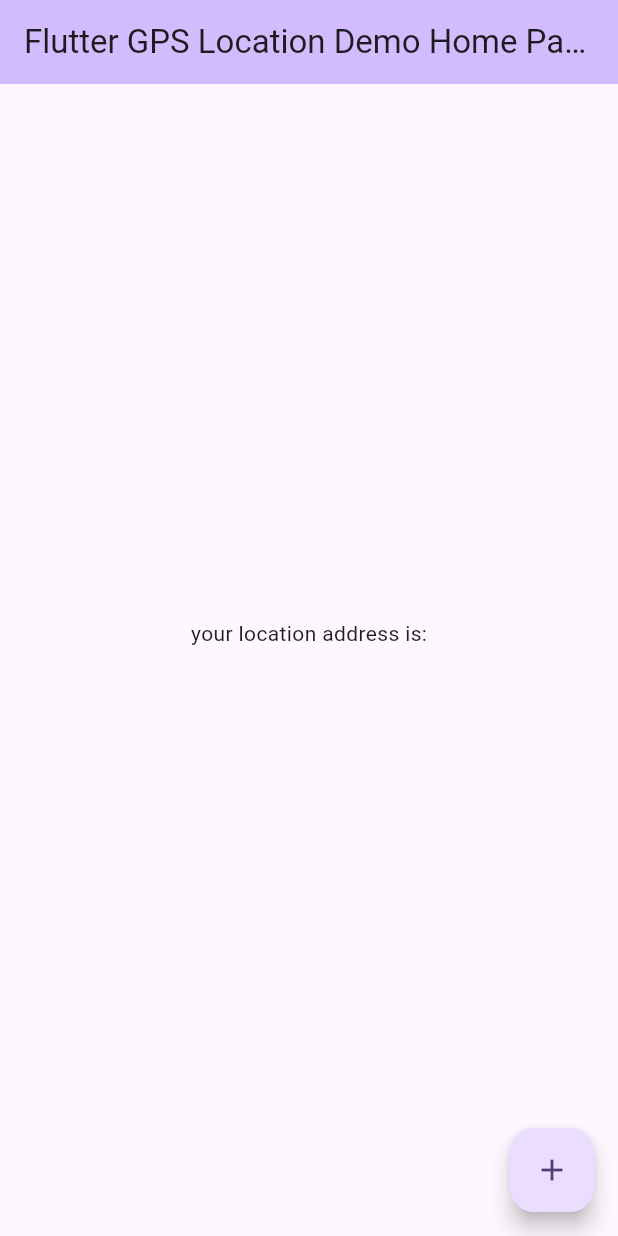
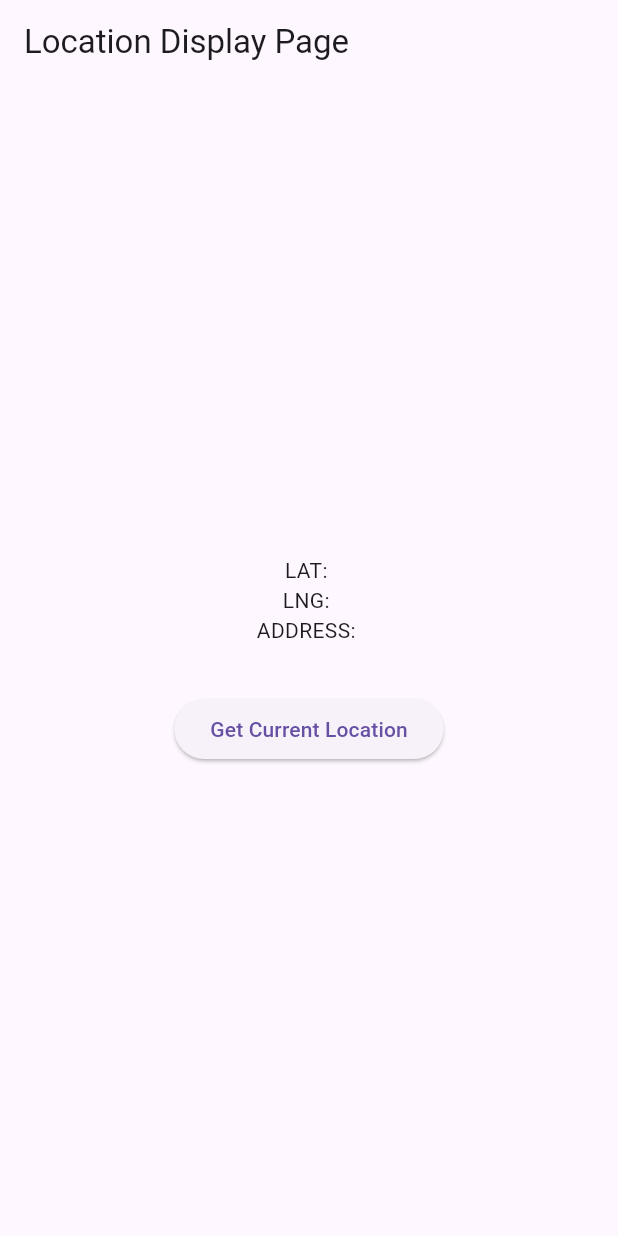
Before and after one commit to crimsoftit/gps_tracker, a Flutter app: the screen it shows after launch, on a phone screen of 412 x 824 dp. Run offline on Flutter 3.47's test engine with Material 3 defaults, Android fonts, the phone set to English and light mode, and no system bars; our stand-ins replace geocoding, geolocator.

Commit message:
1. a few modifications

```diff
--- /dev/null
+++ b/lib/location_display_screen.dart
@@ -0,0 +1,142 @@
+// ignore_for_file: use_build_context_synchronously
+
+import 'package:flutter/material.dart';
+import 'package:geocoding/geocoding.dart';
+import 'package:geolocator/geolocator.dart';
+
+class LocationDisplayScreen extends StatefulWidget {
+  const LocationDisplayScreen({super.key});
+
+  @override
+  State<LocationDisplayScreen> createState() => _LocationDisplayScreenState();
+}
+
+class _LocationDisplayScreenState extends State<LocationDisplayScreen> {
+  String? currentAddress;
+  Position? currentPosition;
+
+  final LocationSettings locationSettings = const LocationSettings(
+    accuracy: LocationAccuracy.high,
+    distanceFilter: 100,
+  );
+
+  Future<bool> handleLocationPermission() async {
+    bool serviceEnabled;
+    LocationPermission permission;
+
+    serviceEnabled = await Geolocator.isLocationServiceEnabled();
+    if (!serviceEnabled) {
+      ScaffoldMessenger.of(context).showSnackBar(
+        const SnackBar(
+          content: Text(
+            'location services are disabled! please enable the services.',
+          ),
+        ),
+      );
+      return false;
+    }
+
+    permission = await Geolocator.checkPermission();
+    if (permission == LocationPermission.denied) {
+      permission = await Geolocator.requestPermission();
+      if (permission == LocationPermission.denied) {
+        ScaffoldMessenger.of(context).showSnackBar(
+          const SnackBar(
+            content: Text(
+              'location permissions are denied!!',
+            ),
+          ),
+        );
+        return false;
+      }
+    }
+
+    if (permission == LocationPermission.deniedForever) {
+      ScaffoldMessenger.of(context).showSnackBar(
+        const SnackBar(
+          content: Text(
+              'Location permissions are permanently denied, we cannot request permissions.'),
+        ),
+      );
+      return false;
+    }
+
+    return true;
+  }
+
+  Future<void> getCurrentPosition() async {
+    final hasPermission = await handleLocationPermission();
+
+    if (!hasPermission) return;
+
+    // await Geolocator.getCurrentPosition(desiredAccuracy: LocationAccuracy.high)
+    //     .then((Position position) {
+    //   setState(() => currentPosition = position);
+    // }).catchError((e) {
+    //   debugPrint(e);
+    // });
+
+    await Geolocator.getCurrentPosition(
+      locationSettings: locationSettings,
+    ).then((Position position) {
+      setState(() {
+        currentPosition = position;
+      });
+      getAddressFromLatLng(currentPosition!);
+    }).catchError((e) {
+      ScaffoldMessenger.of(context).showSnackBar(
+        const SnackBar(
+          content: Text('error fetching current position'),
+        ),
+      );
+      debugPrint(e);
+    });
+  }
+
+  Future<void> getAddressFromLatLng(Position position) async {
+    await placemarkFromCoordinates(
+            currentPosition!.latitude, currentPosition!.longitude)
+        .then(
+      (List<Placemark> placemarks) {
+        Placemark place = placemarks[0];
+        setState(
+          () {
+            currentAddress =
+                '${place.street}, ${place.subLocality}, ${place.subAdministrativeArea} ${place.postalCode}';
+          },
+        );
+      },
+    ).catchError((onError) {
+      ScaffoldMessenger.of(context).showSnackBar(
+        const SnackBar(
+          content: Text('error fetching current position'),
+        ),
+      );
+      debugPrint(onError);
+    });
+  }
+
+  @override
+  Widget build(BuildContext context) {
+    return Scaffold(
+      appBar: AppBar(title: const Text("Location Display Page")),
+      body: SafeArea(
+        child: Center(
+          child: Column(
+            mainAxisAlignment: MainAxisAlignment.center,
+            children: [
+              Text('LAT: ${currentPosition?.latitude ?? ""}'),
+              Text('LNG: ${currentPosition?.longitude ?? ""}'),
+              Text('ADDRESS: ${currentAddress ?? ""}'),
+              const SizedBox(height: 32),
+              ElevatedButton(
+                onPressed: getCurrentPosition,
+                child: const Text("Get Current Location"),
+              )
+            ],
+          ),
+        ),
+      ),
+    );
+  }
+}
--- a/lib/main.dart
+++ b/lib/main.dart
@@ -1,7 +1,5 @@
 import 'package:flutter/material.dart';
-import 'package:geocoding/geocoding.dart';
-import 'package:geolocator/geolocator.dart';
-import 'package:permission_handler/permission_handler.dart';
+import 'package:gps_tracker/location_display_screen.dart';
 
 void main() {
   runApp(const MyApp());
@@ -10,104 +8,12 @@ void main() {
 class MyApp extends StatelessWidget {
   const MyApp({super.key});
 
-  // This widget is the root of your application.
   @override
   Widget build(BuildContext context) {
-    return MaterialApp(
-      title: 'Flutter GPS Location Demo',
-      theme: ThemeData(
-        colorScheme: ColorScheme.fromSeed(seedColor: Colors.deepPurple),
-        useMaterial3: true,
-      ),
-      home: const MyHomePage(title: 'Flutter GPS Location Demo Home Page'),
+    return const MaterialApp(
+      title: 'Flutter Location Demo',
+      debugShowCheckedModeBanner: false,
+      home: LocationDisplayScreen(),
     );
   }
 }
-
-class MyHomePage extends StatefulWidget {
-  const MyHomePage({super.key, required this.title});
-
-  final String title;
-
-  @override
-  State<MyHomePage> createState() => _MyHomePageState();
-}
-
-class _MyHomePageState extends State<MyHomePage> {
-  String data = "";
-
-  @override
-  Widget build(BuildContext context) {
-    return Scaffold(
-      appBar: AppBar(
-        backgroundColor: Theme.of(context).colorScheme.inversePrimary,
-        title: Text(widget.title),
-      ),
-      body: Center(
-        child: Column(
-          mainAxisAlignment: MainAxisAlignment.center,
-          children: <Widget>[
-            const Text(
-              'your location address is:',
-            ),
-            Text(
-              data,
-              style: Theme.of(context).textTheme.headlineMedium,
-            ),
-          ],
-        ),
-      ),
-      floatingActionButton: FloatingActionButton(
-        onPressed: getPosition,
-        tooltip: 'your location',
-        child: const Icon(Icons.add),
-      ), // This trailing comma makes auto-formatting nicer for build methods.
-    );
-  }
-
-  void getPosition() async {
-    var status = await Permission.location.request();
-
-    if (status == PermissionStatus.granted) {
-      Position positionData = await determinePosition();
-      getUserAddressFromLatLong(positionData);
-    }
-  }
-
-  determinePosition() async {
-    bool locationServicesEnabled;
-    LocationPermission locationPermission;
-
-    locationServicesEnabled = await Geolocator.isLocationServiceEnabled();
-
-    if (!locationServicesEnabled) {
-      return Future.error(
-          'please enable location services on your device to proceed');
-    }
-
-    locationPermission = await Geolocator.checkPermission();
-
-    if (locationPermission == LocationPermission.denied) {
-      return Future.error(
-          'permission to use location services denied for now!!');
-    } else if (locationPermission == LocationPermission.deniedForever) {
-      return Future.error(
-          'permission to use location services denied forever!!');
-    }
-
-    return await Geolocator.getCurrentPosition();
-  }
-
-  void getUserAddressFromLatLong(Position positionInfo) async {
-    List<Placemark> placemark = await placemarkFromCoordinates(
-        positionInfo.latitude, positionInfo.longitude);
-
-    Placemark place = placemark[0];
-
-    var userAddress = "${place.street}, ${place.country}";
-
-    setState(() {
-      data = userAddress;
-    });
-  }
-}
```
